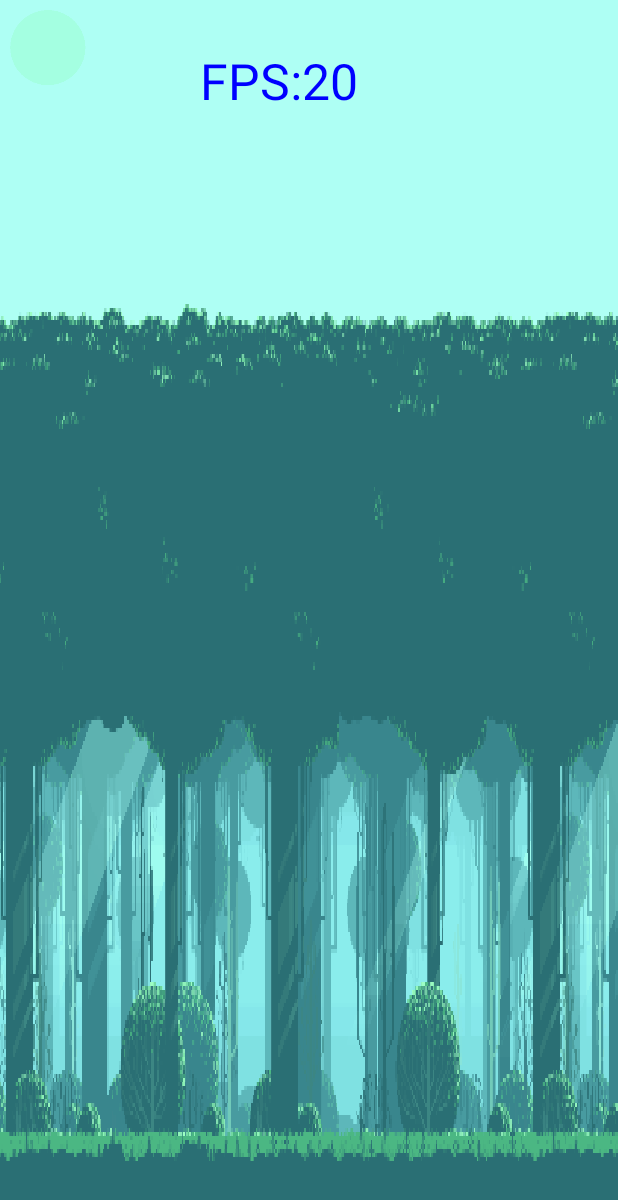
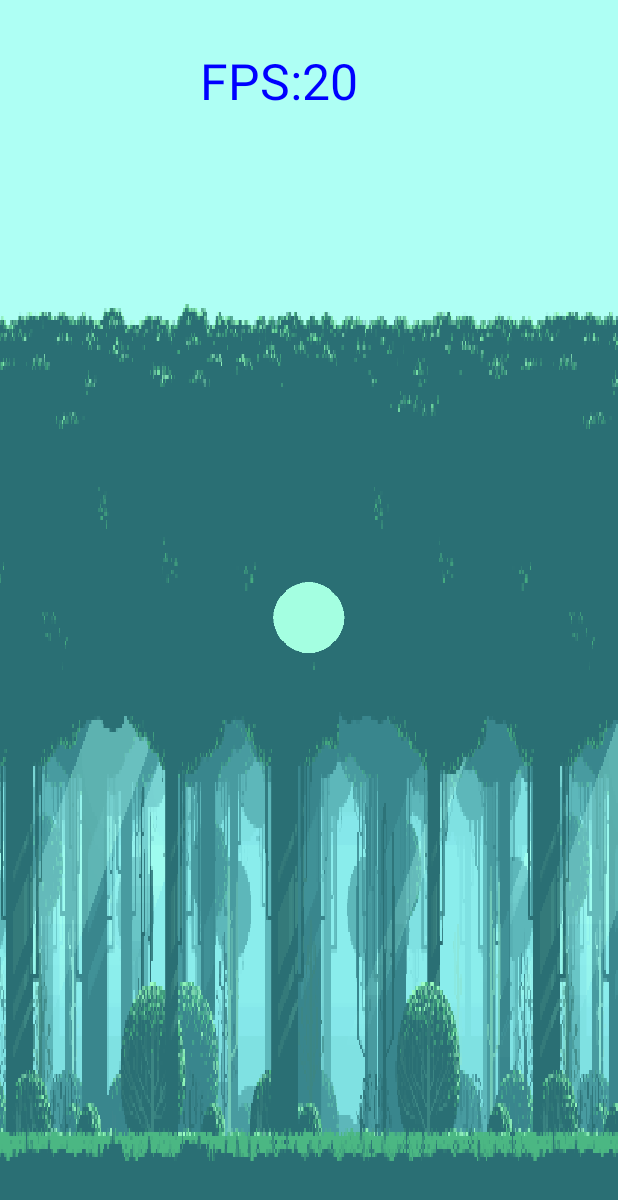
Before and after one commit to Seulkyu42/Smartphone_game_programing, an Android app: the screen it shows after launch (GameActivity), after a tap on "START GAME", on a phone screen of 412 x 824 dp. Shown: the top 1200 px of the screen. Run offline under Robolectric (Android 15) with nearby library versions, the phone set to English and light mode, and no system bars.

Commit message:
MS / 센서로 플레이어 움직이기 (4/??)

```diff
--- a/MonsterSurvival/app/src/main/java/com/example/monstersurvival/app/GameActivity.java
+++ b/MonsterSurvival/app/src/main/java/com/example/monstersurvival/app/GameActivity.java
@@ -2,12 +2,14 @@ package com.example.monstersurvival.app;
 
 import android.content.Context;
 import android.content.pm.ActivityInfo;
+import android.graphics.Point;
 import android.hardware.Sensor;
 import android.hardware.SensorEvent;
 import android.hardware.SensorEventListener;
 import android.hardware.SensorManager;
 import android.os.Bundle;
 import android.util.Log;
+import android.view.Display;
 
 import androidx.appcompat.app.AppCompatActivity;
 
@@ -28,17 +30,24 @@ public class GameActivity extends AppCompatActivity implements SensorEventListen
     @Override
     protected void onCreate(Bundle savedInstanceState) {
         super.onCreate(savedInstanceState);
-       setContentView(new GameView(this, null));
-        xMax = Metrics.width;
-        yMax = Metrics.height;
+
+        Point size = new Point();
+        Display display = getWindowManager().getDefaultDisplay();
+        display.getSize(size);
+
+        xMax = (float) size.x -100;
+        yMax = (float) size.y -100;
+        xPos = xMax / 2;
+        yPos = yMax / 2;
         sensorManager = (SensorManager) getSystemService(Context.SENSOR_SERVICE);
 
+        setContentView(new GameView(this, null));
     }
 
     @Override
     protected void onStart() {
         super.onStart();
-        sensorManager.registerListener((SensorEventListener) this, sensorManager.getDefaultSensor(Sensor.TYPE_ACCELEROMETER), SensorManager.SENSOR_DELAY_GAME);
+        sensorManager.registerListener((SensorEventListener) this, sensorManager.getDefaultSensor(Sensor.TYPE_GYROSCOPE), SensorManager.SENSOR_DELAY_GAME);
     }
     @Override
     protected void onStop() {
@@ -67,21 +76,18 @@ public class GameActivity extends AppCompatActivity implements SensorEventListen
 
     @Override
     public void onSensorChanged(SensorEvent sensorEvent) {
-        if (sensorEvent.sensor.getType() == Sensor.TYPE_ACCELEROMETER) {
+        if (sensorEvent.sensor.getType() == Sensor.TYPE_GYROSCOPE) {
             xAccel = sensorEvent.values[0];
             yAccel = -sensorEvent.values[1];
-            Log.d(TAG, "xAccel = "+xAccel);
-            Log.d(TAG, "yAccel = "+yAccel);
+
         }
-        Log.d(TAG, "Updated");
         update();
     }
 
+
     private void update(){
+        float frameTime = MainGame.getInstance().frameTime;
         Player player = new Player(xPos,yPos);
-        player.update(xPos,yPos);
-
-        float frameTime = MainGame.getInstance().frameTime;
 
         xVel += (xAccel * frameTime);
         yVel += (yAccel * frameTime);
@@ -91,6 +97,7 @@ public class GameActivity extends AppCompatActivity implements SensorEventListen
 
         xPos -= xS;
         yPos -= yS;
+
 
         if (xPos > xMax) {
             xPos = xMax;
@@ -102,6 +109,8 @@ public class GameActivity extends AppCompatActivity implements SensorEventListen
         } else if (yPos < 0) {
             yPos = 0;
         }
+        player.update(xPos,yPos);
+
     }
 
     @Override
--- a/MonsterSurvival/app/src/main/java/com/example/monstersurvival/game/MainGame.java
+++ b/MonsterSurvival/app/src/main/java/com/example/monstersurvival/game/MainGame.java
@@ -2,6 +2,7 @@ package com.example.monstersurvival.game;
 
 import android.graphics.Canvas;
 import android.graphics.RectF;
+import android.util.Log;
 import android.view.MotionEvent;
 
 import com.example.monstersurvival.R;
@@ -22,6 +23,7 @@ public class MainGame {
     public float frameTime;
 
     private ArrayList<GameObject> objects = new ArrayList<>();
+    private static final String TAG = GameView.class.getSimpleName();
 
     private static MainGame singleton;
     private Player player;
--- a/MonsterSurvival/app/src/main/java/com/example/monstersurvival/game/Player.java
+++ b/MonsterSurvival/app/src/main/java/com/example/monstersurvival/game/Player.java
@@ -37,19 +37,24 @@ public class Player extends Sprite {
     }
 
 
+    public void draw(Canvas canvas){
+        canvas.drawBitmap(bitmap,null, dstRect,null);
+        Log.d(TAG, "draw "+dstRect);
+    }
+
     public void update(float x, float y){
         float frameTime = MainGame.getInstance().frameTime;
-        if (px == 0)
-            return;
 
-        px = x;
-        py = y;
-        Log.d(TAG, "x : "+px);
-        Log.d(TAG, "y : "+py);
+        px = x / 2;
+        py = y / 2;
 
+        dstRect.offset(px,py);
+        Log.d(TAG, "update"+dstRect);
+//        Log.d(TAG, "x : "+px);
+//        Log.d(TAG, "y : "+py);
     }
 
-    public void draw(Canvas canvas){
-        canvas.drawBitmap(bitmap,px,py,null);
-    }
+
+
+
 }
```
